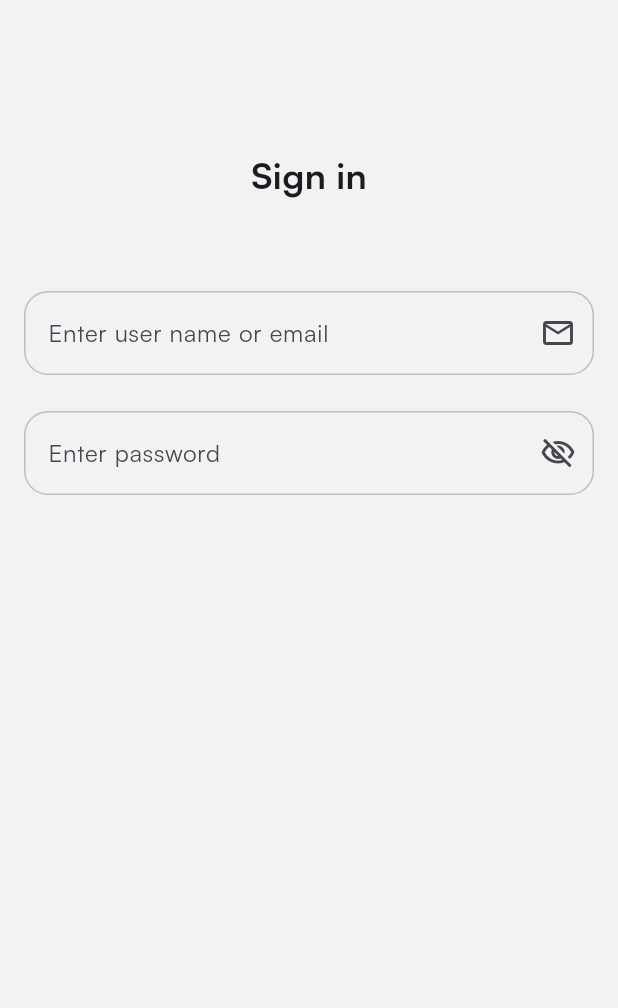
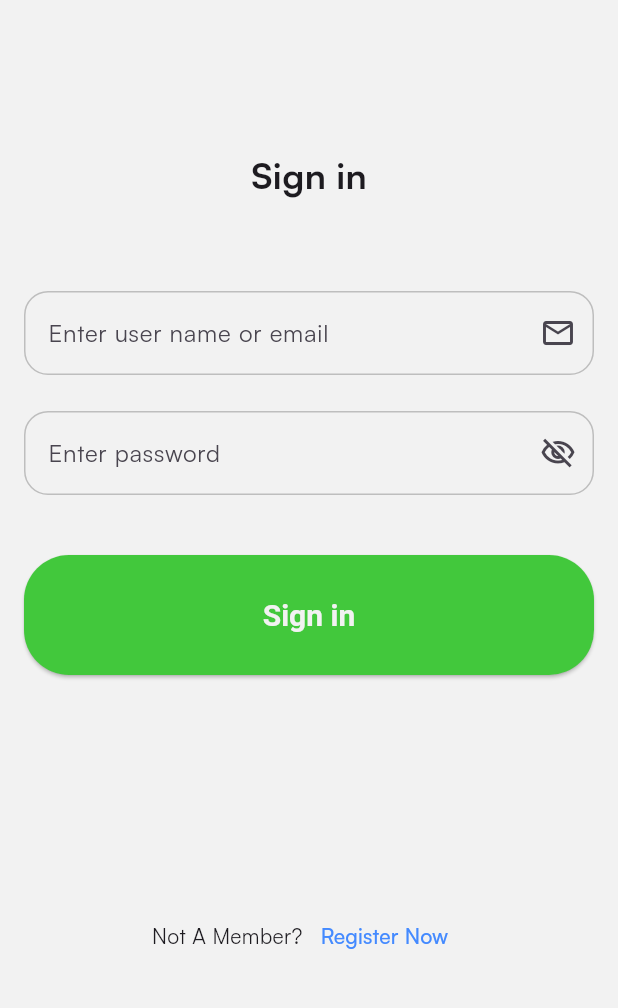
Before and after one commit to mahmoudahmed1718/vibrona, a Flutter app: the SignInPage screen opened directly, on a phone screen of 412 x 824 dp, the part 84-1092 px from its top. Run offline on Flutter 3.47's test engine with Material 3 defaults, Android fonts, the phone set to English and light mode, and no system bars; our stand-ins replace flutter_bloc, flutter_svg, hydrated_bloc.

Commit message:
finsh sign in ui

```diff
--- a/lib/common/widgets/textFields/basic_text_field.dart
+++ b/lib/common/widgets/textFields/basic_text_field.dart
@@ -18,6 +18,7 @@ class BasicTextField extends StatelessWidget {
     return TextField(
       obscureText: isobscure ?? false,
       onChanged: onChanged,
+
       decoration: InputDecoration(
         suffixIcon: icon,
         hintText: text,
--- a/lib/presentation/auth/pages/sign_in_page.dart
+++ b/lib/presentation/auth/pages/sign_in_page.dart
@@ -1,5 +1,6 @@
 import 'package:flutter/material.dart';
 import 'package:vibrona/common/widgets/appbar/basic_appbar.dart';
+import 'package:vibrona/common/widgets/button/basic_app_button.dart';
 import 'package:vibrona/common/widgets/textFields/basic_text_field.dart';
 import 'package:vibrona/core/config/assets/assets_images.dart';
 
@@ -17,7 +18,7 @@ class _SignInPageState extends State<SignInPage> {
     return Scaffold(
       body: Padding(
         padding: const EdgeInsets.symmetric(horizontal: 16),
-        child: Column(
+        child: ListView(
           children: [
             BasicAppbar(
               widget: Center(
@@ -25,9 +26,11 @@ class _SignInPageState extends State<SignInPage> {
               ),
             ),
             const SizedBox(height: 100),
-            Text(
-              'Sign in',
-              style: TextStyle(fontSize: 24, fontWeight: FontWeight.bold),
+            Center(
+              child: Text(
+                'Sign in',
+                style: TextStyle(fontSize: 24, fontWeight: FontWeight.bold),
+              ),
             ),
             const SizedBox(height: 60),
             BasicTextField(
@@ -51,6 +54,24 @@ class _SignInPageState extends State<SignInPage> {
                 ),
               ),
             ),
+            const SizedBox(height: 40),
+            BasicAppButton(text: 'Sign in', onPressed: () {}),
+            const SizedBox(height: 150),
+            // Spacer(),
+            Row(
+              mainAxisAlignment: MainAxisAlignment.center,
+              children: [
+                Text('Not A Member?'),
+                TextButton(
+                  onPressed: () {},
+                  child: Text(
+                    'Register Now',
+                    style: TextStyle(color: Colors.blueAccent),
+                  ),
+                ),
+                const SizedBox(height: 40),
+              ],
+            ),
           ],
         ),
       ),
```
